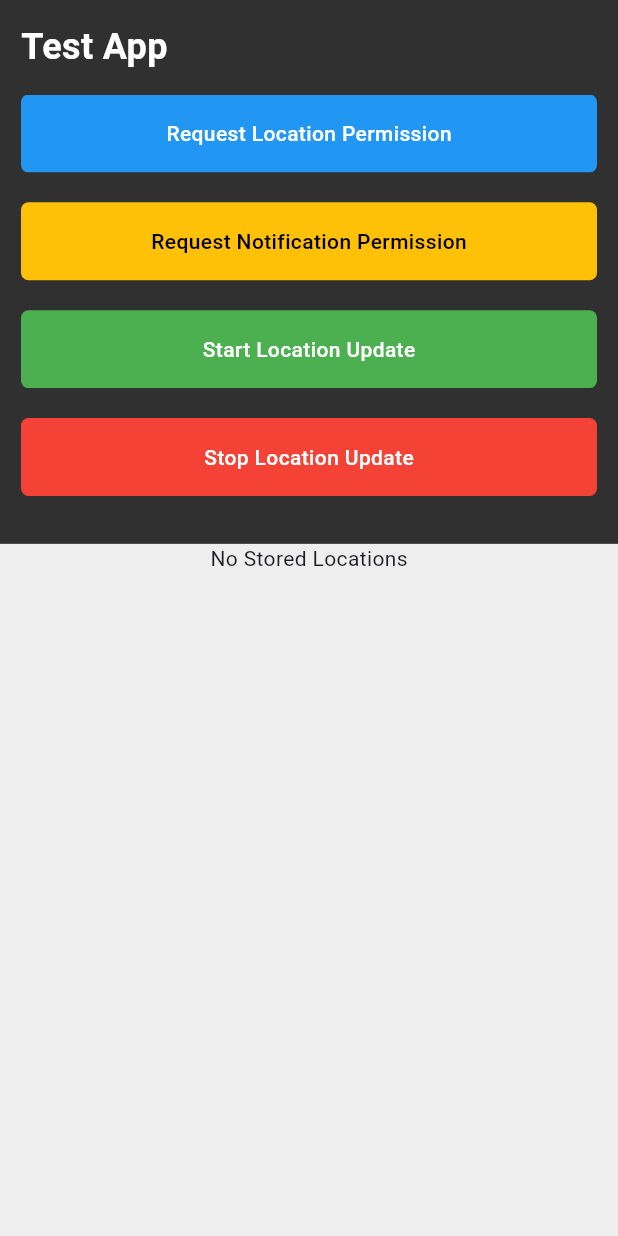
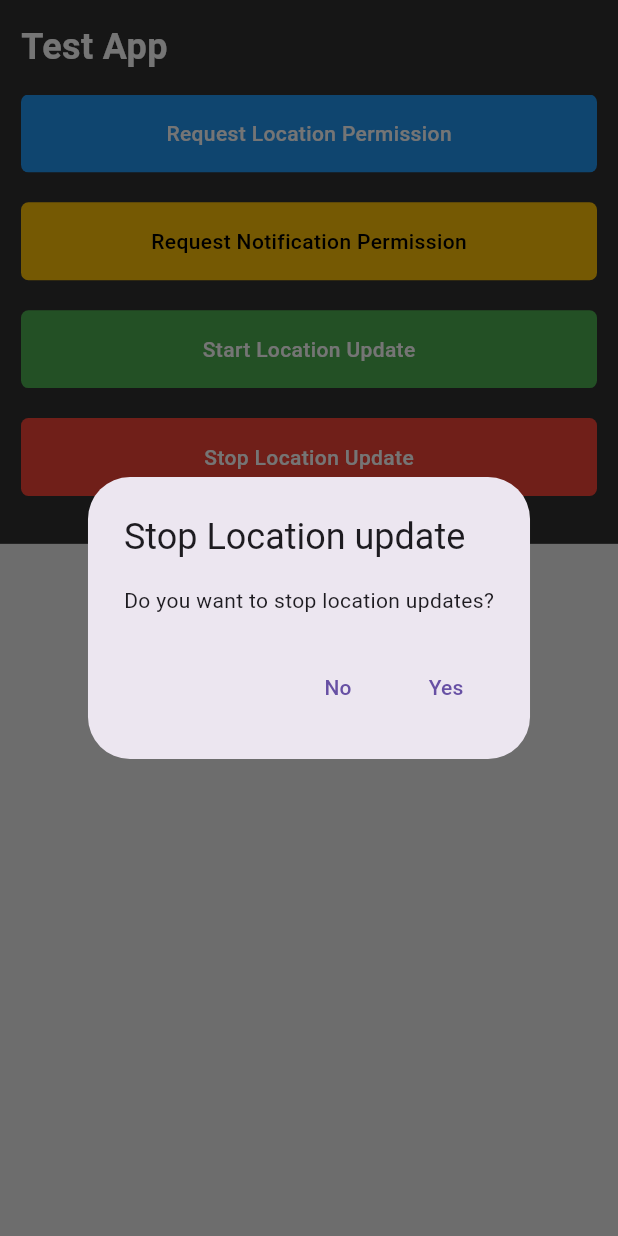
Before and after one commit to nandakrishnn/Negup_solutions_machine, a Flutter app: the screen it shows after launch, after a tap on "Stop Location Update", on a phone screen of 412 x 824 dp. Run offline on Flutter 3.47's test engine with Material 3 defaults, Android fonts, the light colour scheme and no system bars; our stand-ins replace flutter_local_notifications, geolocator, permission_handler, shared_preferences.

Commit message:
almsot compleate repsonsive pending

```diff
--- a/analysis_options.yaml
+++ b/analysis_options.yaml
@@ -7,6 +7,11 @@
 
 # The following line activates a set of recommended lints for Flutter apps,
 # packages, and plugins designed to encourage good coding practices.
+analyzer:
+  errors:
+    prefer_adjacent_string_concatenation: ignore
+    prefer_interpolation_to_compose_strings: ignore
+    unnecessary_string_interpolations: ignore
 include: package:flutter_lints/flutter.yaml
 
 linter:
--- a/lib/home/button_section.dart
+++ b/lib/home/button_section.dart
@@ -1,12 +1,11 @@
 // ignore_for_file: use_build_context_synchronously
 
 import 'package:flutter/material.dart';
-import 'package:flutter/widgets.dart';
 import 'package:negup_solutions_flutter/constants/colors.dart';
-import 'package:negup_solutions_flutter/home/state/get_data.dart';
-import 'package:negup_solutions_flutter/home/state/notification_permission_handler.dart';
-import 'package:negup_solutions_flutter/home/state/permission_provider.dart';
-import 'package:negup_solutions_flutter/home/state/start_location_update.dart';
+import 'package:negup_solutions_flutter/home/providers/get_data.dart';
+import 'package:negup_solutions_flutter/home/providers/notification_permission_handler.dart';
+import 'package:negup_solutions_flutter/home/providers/permission_provider.dart';
+import 'package:negup_solutions_flutter/home/providers/start_location_update.dart';
 import 'package:negup_solutions_flutter/widgets/home_button.dart';
 import 'package:provider/provider.dart';
 
@@ -21,8 +20,8 @@ class ButtonSection extends StatelessWidget {
     return isTabView
         ? GridView.count(
             crossAxisCount: 2,
-            crossAxisSpacing: 10.0,
-            mainAxisSpacing: 10.0,
+            crossAxisSpacing: 30.0,
+            mainAxisSpacing: 30.0,
             childAspectRatio: 4,
             children: buildButtonList(context),
           )
@@ -86,20 +85,42 @@ class ButtonSection extends StatelessWidget {
                         child: const Text('Yes'))
                   ],
                 );
-
               });
-                if (isStarted == true) {
-      await context.read<LocationProvider>().startLocationUpdates();
-        await context.read<GetDataFromShared>().getData();
-
-    }
+          if (isStarted == true) {
+            await context.read<LocationProvider>().startLocationUpdates();
+            await context.read<GetDataFromShared>().getData();
+          }
         },
         textColor: AppColors.whiteColor,
       ),
       HomeButtons(
         buttonColor: AppColors.redColor,
         buttontext: 'Stop Location Update',
-        onTap: () {},
+        onTap: () async {
+          final isStop = await showDialog<bool>(
+              context: context,
+              builder: (BuildContext context) {
+                return AlertDialog(
+                  title: const Text('Stop Location update'),
+                  content: const Text('Do you want to stop location updates?'),
+                  actions: [
+                    TextButton(
+                        onPressed: () {
+                          Navigator.of(context).pop(false);
+                        },
+                        child: const Text('No')),
+                    TextButton(
+                        onPressed: () {
+                          Navigator.of(context).pop(true);
+                        },
+                        child: const Text('Yes'))
+                  ],
+                );
+              });
+          if (isStop == true) {
+            await context.read<LocationProvider>().stopLocationUpdates();
+          }
+        },
         textColor: AppColors.whiteColor,
       ),
     ];
--- a/lib/home/home_view.dart
+++ b/lib/home/home_view.dart
@@ -2,9 +2,8 @@ import 'package:flutter/material.dart';
 import 'package:negup_solutions_flutter/constants/colors.dart';
 import 'package:negup_solutions_flutter/constants/height_width_constants.dart';
 import 'package:negup_solutions_flutter/home/button_section.dart';
-import 'package:negup_solutions_flutter/home/state/get_data.dart';
+import 'package:negup_solutions_flutter/home/providers/get_data.dart';
 import 'package:negup_solutions_flutter/widgets/body_container.dart';
-import 'package:negup_solutions_flutter/widgets/lat_lang_text.dart';
 import 'package:provider/provider.dart';
 
 class HomeViewPage extends StatelessWidget {
@@ -53,7 +52,7 @@ class HomeViewPage extends StatelessWidget {
                                 request: 'Request' + '${index + 1}',
                                 lat: location['latitude']!.toString(),
                                 long: location['longitude']!.toString(),
-                                speed: '0');
+                                speed: location['speed']!);
                           }));
             })
           ],
--- a/lib/home/state/get_data.dart
+++ b/lib/home/providers/get_data.dart
@@ -9,11 +9,11 @@ class GetDataFromShared with ChangeNotifier {
   Timer? _timer;
     GetDataFromShared() {
 
-    _startPeriodicUpdate();
+    recusiveCall();
   }
-    void _startPeriodicUpdate() {
+    void recusiveCall() {
     _timer = Timer.periodic(const Duration(seconds: 5), (timer) {
-      print('updated updated');
+      debugPrint('updated updated');
       getData();
     });
   }
```
Also changed, not shown: lib/home/providers/start_location_update.dart (renamed from lib/home/state/start_location_update.dart, +9 -6 lines), lib/main.dart (+4 -4 lines), lib/widgets/body_container.dart (+21 -17 lines), lib/home/providers/notification_permission_handler.dart (renamed from lib/home/state/notification_permission_handler.dart), lib/home/providers/permission_provider.dart (renamed from lib/home/state/permission_provider.dart).
